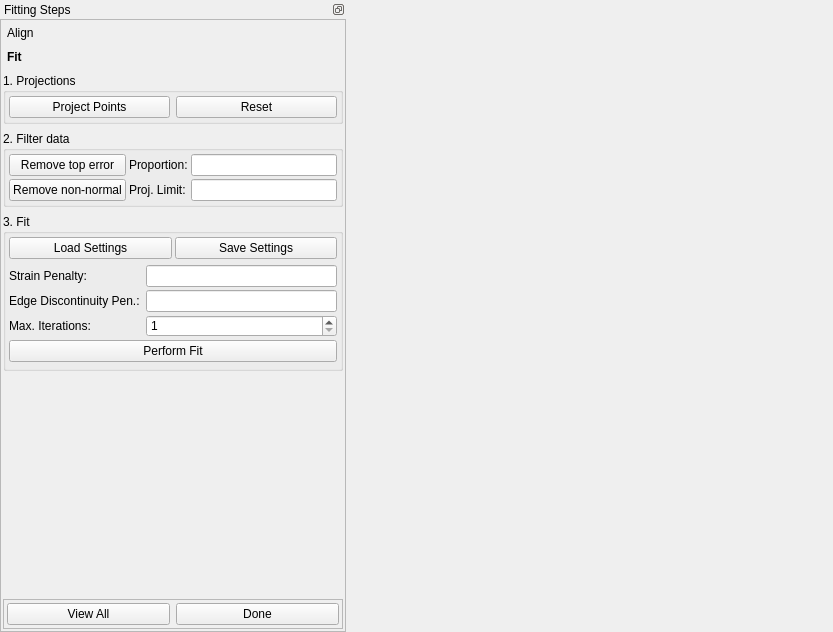
Qt form mapclientplugins/smoothfitstep/qt/smoothfitwidget.ui (rchristie/mapclientplugins.smoothfitstep) before a commit.
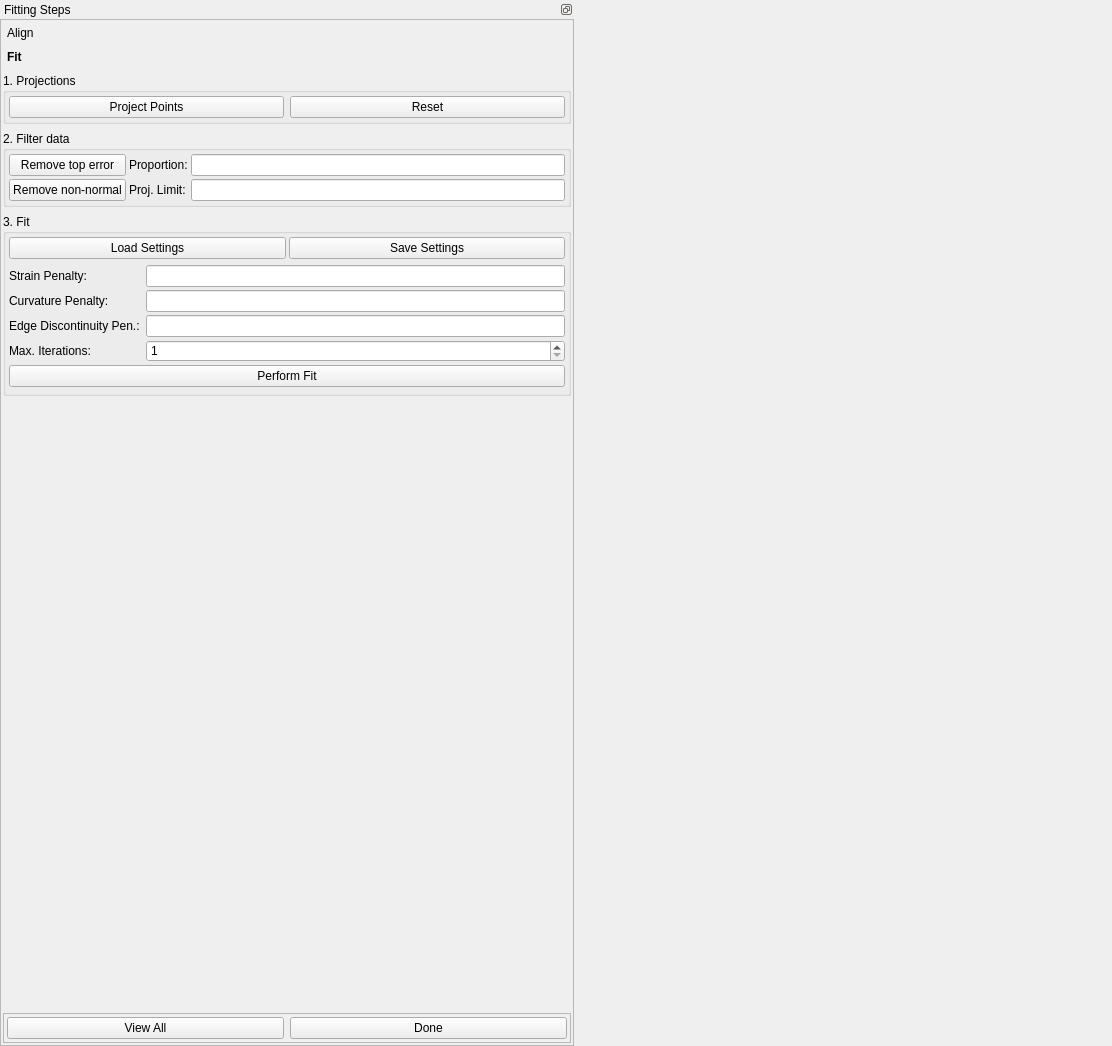
The same form after that commit. The open tabs and pages were chosen to show the change. Custom widgets are drawn as their Qt base class.

Commit message:
Add curvature smoothing
Started feature to reload previous answer, currently disabled.

```diff
--- a/mapclientplugins/smoothfitstep/qt/smoothfitwidget.ui
+++ b/mapclientplugins/smoothfitstep/qt/smoothfitwidget.ui
@@ -6,8 +6,8 @@
    <rect>
     <x>0</x>
     <y>0</y>
-    <width>833</width>
-    <height>632</height>
+    <width>1112</width>
+    <height>1046</height>
    </rect>
   </property>
   <property name="sizePolicy">
@@ -36,8 +36,8 @@
      </property>
      <property name="minimumSize">
       <size>
-       <width>346</width>
-       <height>135</height>
+       <width>574</width>
+       <height>183</height>
       </size>
      </property>
      <property name="features">
@@ -79,8 +79,8 @@
            <rect>
             <x>0</x>
             <y>0</y>
-            <width>344</width>
-            <height>604</height>
+            <width>572</width>
+            <height>1001</height>
            </rect>
           </property>
           <layout class="QVBoxLayout" name="verticalLayout_3">
@@ -324,8 +324,8 @@
                <rect>
                 <x>0</x>
                 <y>0</y>
-                <width>261</width>
-                <height>332</height>
+                <width>568</width>
+                <height>867</height>
                </rect>
               </property>
               <property name="sizePolicy">
@@ -545,7 +545,7 @@
                        </property>
                       </widget>
                      </item>
-                     <item row="5" column="0" colspan="2">
+                     <item row="6" column="0" colspan="2">
                       <widget class="QPushButton" name="fitPerformButton">
                        <property name="toolTip">
                         <string>Perform fitting up to at most the set number of iteratations</string>
@@ -555,28 +555,28 @@
                        </property>
                       </widget>
                      </item>
-                     <item row="2" column="0">
+                     <item row="3" column="0">
                       <widget class="QLabel" name="fitMaxIterationsLabel">
                        <property name="text">
                         <string>Max. Iterations:</string>
                        </property>
                       </widget>
                      </item>
-                     <item row="1" column="0">
+                     <item row="2" column="0">
                       <widget class="QLabel" name="fitEdgeDiscontinuityPenaltyLabel">
                        <property name="text">
                         <string>Edge Discontinuity Pen.:</string>
                        </property>
                       </widget>
                      </item>
-                     <item row="1" column="1">
+                     <item row="2" column="1">
                       <widget class="QLineEdit" name="fitEdgeDiscontinuityPenaltyLineEdit">
                        <property name="toolTip">
                         <string>Penalty factor for discontinuity between adjacent elements. Used only with non-C1 continuous coordinate fields</string>
                        </property>
                       </widget>
                      </item>
-                     <item row="2" column="1">
+                     <item row="3" column="1">
                       <widget class="QSpinBox" name="fitMaxIterationsSpinBox">
                        <property name="toolTip">
                         <string>Maximum number of iterations to limit fit time if convergence is slow</string>
@@ -592,6 +592,16 @@
                        </property>
                       </widget>
                      </item>
+                     <item row="1" column="1">
+                      <widget class="QLineEdit" name="fitCurvaturePenaltyLineEdit"/>
+                     </item>
+                     <item row="1" column="0">
+                      <widget class="QLabel" name="fitCurvaturePenaltyLabel">
+                       <property name="text">
+                        <string>Curvature Penalty:</string>
+                       </property>
+                      </widget>
+                     </item>
                     </layout>
                    </widget>
                   </item>
```
Left out of the diff: 6 changed lines with no effect on the pictures. The commit also changes 7 other files.
